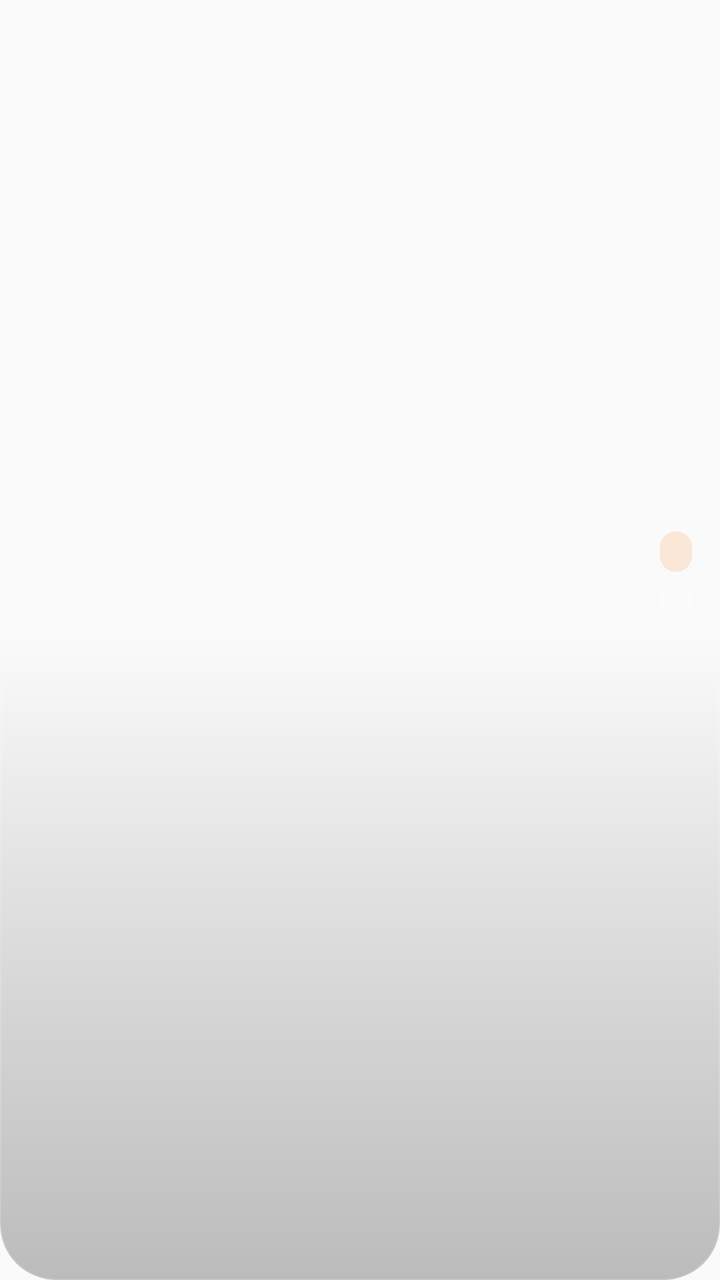
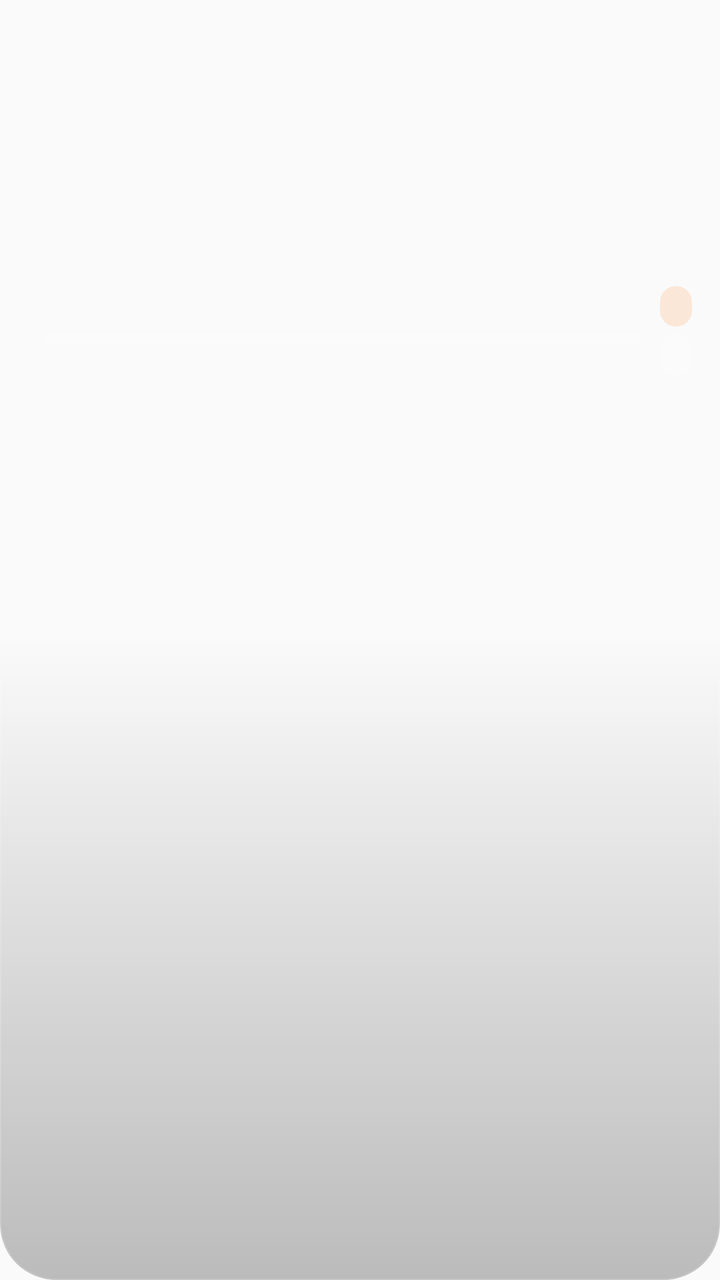

The first picture is an Android layout as it rendered before a commit; the second is the same layout after the commit. The layout source and the unified diff follow.
<!-- AndroidManifest.xml: application theme Theme.Waktiva -->
<!-- res/layout/widget_prayer_log.xml -->
<?xml version="1.0" encoding="utf-8"?>
<FrameLayout xmlns:android="http://schemas.android.com/apk/res/android"
    android:id="@android:id/background"
    android:layout_width="match_parent"
    android:layout_height="match_parent"
    android:background="@drawable/widget_clip"
    android:clipToOutline="true">

    <ImageView
        android:id="@+id/widget_bg"
        android:layout_width="match_parent"
        android:layout_height="match_parent"
        android:scaleType="fitXY" />

    <ImageView
        android:layout_width="match_parent"
        android:layout_height="match_parent"
        android:scaleType="fitXY"
        android:src="@drawable/widget_sheen" />

    <LinearLayout
        android:id="@+id/widget_content"
        android:layout_width="match_parent"
        android:layout_height="match_parent"
        android:orientation="vertical"
        android:paddingStart="14dp"
        android:paddingTop="14dp"
        android:paddingEnd="14dp"
        android:paddingBottom="12dp">

        
        <LinearLayout
            android:layout_width="match_parent"
            android:layout_height="0dp"
            android:layout_weight="1"
            android:gravity="center_vertical"
            android:orientation="horizontal">

            <ImageView
                android:id="@+id/widget_log_medal"
                android:layout_width="wrap_content"
                android:layout_height="wrap_content"
                android:scaleType="fitCenter" />

            <LinearLayout
                android:layout_width="0dp"
                android:layout_height="wrap_content"
                android:layout_marginStart="8dp"
                android:layout_weight="1"
                android:orientation="vertical">

                <LinearLayout
                    android:layout_width="match_parent"
                    android:layout_height="wrap_content"
                    android:gravity="bottom"
                    android:orientation="horizontal">

                    <TextView
                        android:id="@+id/widget_log_level"
                        android:layout_width="0dp"
                        android:layout_height="wrap_content"
                        android:layout_weight="1"
                        android:ellipsize="end"
                        android:fontFamily="@font/inter_medium"
                        android:maxLines="1"
                        android:shadowColor="#40000000"
                        android:shadowDy="1"
                        android:shadowRadius="6"
                        android:textColor="#FFFFFFFF"
                        android:textSize="15sp"
                        android:textStyle="bold" />

                    <TextView
                        android:id="@+id/widget_log_xp"
                        android:layout_width="wrap_content"
                        android:layout_height="wrap_content"
                        android:fontFamily="@font/inter_medium"
                        android:fontFeatureSettings="tnum"
                        android:maxLines="1"
                        android:textColor="#FFFFD54F"
                        android:textSize="12sp"
                        android:textStyle="bold" />
                </LinearLayout>

                <ProgressBar
                    android:id="@+id/widget_log_bar"
                    style="?android:attr/progressBarStyleHorizontal"
                    android:layout_width="match_parent"
                    android:layout_height="5dp"
                    android:layout_marginTop="5dp"
                    android:indeterminate="false"
                    android:max="1000"
                    android:maxHeight="5dp"
                    android:minHeight="5dp"
                    android:progressDrawable="@drawable/widget_xp_bar" />

                <TextView
                    android:id="@+id/widget_log_next"
                    android:layout_width="match_parent"
                    android:layout_height="wrap_content"
                    android:layout_marginTop="4dp"
                    android:ellipsize="end"
                    android:fontFamily="@font/inter_regular"
                    android:maxLines="1"
                    android:textColor="#B3FFFFFF"
                    android:textSize="11sp" />
            </LinearLayout>

            
            <LinearLayout
                android:layout_width="wrap_content"
                android:layout_height="wrap_content"
                android:layout_marginStart="10dp"
                android:gravity="end"
                android:orientation="vertical">

                <TextView
                    android:id="@+id/widget_log_streak"
                    android:layout_width="wrap_content"
                    android:layout_height="wrap_content"
                    android:background="@drawable/widget_chip_streak"
                    android:fontFamily="@font/inter_medium"
                    android:fontFeatureSettings="tnum"
                    android:maxLines="1"
                    android:paddingStart="8dp"
                    android:paddingTop="2dp"
                    android:paddingEnd="8dp"
                    android:paddingBottom="2dp"
                    android:textColor="#FFFDBA74"
                    android:textSize="12sp" />

                <TextView
                    android:id="@+id/widget_log_badges"
                    android:layout_width="wrap_content"
                    android:layout_height="wrap_content"
                    android:layout_marginTop="4dp"
                    android:background="@drawable/widget_chip"
                    android:fontFamily="@font/inter_medium"
                    android:fontFeatureSettings="tnum"
                    android:maxLines="1"
                    android:paddingStart="8dp"
                    android:paddingTop="2dp"
                    android:paddingEnd="8dp"
                    android:paddingBottom="2dp"
                    android:textColor="#D9FFFFFF"
                    android:textSize="12sp" />
            </LinearLayout>
        </LinearLayout>

        
        <LinearLayout
            android:id="@+id/widget_log_prayers"
            android:layout_width="match_parent"
            android:layout_height="58dp"
            android:layout_marginTop="8dp"
            android:orientation="horizontal" />
    </LinearLayout>

    
    <TextView
        android:id="@+id/widget_log_off"
        android:layout_width="match_parent"
        android:layout_height="match_parent"
        android:fontFamily="@font/inter_medium"
        android:gravity="center"
        android:padding="16dp"
        android:text="@string/widget_prayer_log_off"
        android:textColor="#CCFFFFFF"
        android:textSize="13sp"
        android:visibility="gone" />

    <include layout="@layout/widget_empty" />
</FrameLayout>
<!-- res/layout/widget_empty.xml (included above) -->
<?xml version="1.0" encoding="utf-8"?>
<LinearLayout xmlns:android="http://schemas.android.com/apk/res/android"
    android:id="@+id/widget_empty"
    android:layout_width="match_parent"
    android:layout_height="match_parent"
    android:gravity="center"
    android:orientation="vertical"
    android:padding="@dimen/widget_padding"
    android:visibility="gone">

    <ImageView
        android:layout_width="40dp"
        android:layout_height="40dp"
        android:src="@drawable/ic_launcher_foreground" />

    <TextView
        android:layout_width="wrap_content"
        android:layout_height="wrap_content"
        android:layout_marginTop="4dp"
        android:fontFamily="sans-serif-medium"
        android:gravity="center"
        android:text="@string/widget_empty"
        android:textColor="#B3FFFFFF"
        android:textSize="12sp" />

</LinearLayout>
<!-- resources referenced by this layout -->
<resources>
  <dimen name="widget_padding">16dp</dimen>
  <!-- drawable ic_launcher_foreground: vector/xml drawable (drawable, 3406 chars, omitted) -->
  <!-- drawable widget_chip (drawable) -->
  <?xml version="1.0" encoding="utf-8"?>
  <shape xmlns:android="http://schemas.android.com/apk/res/android"
      android:shape="rectangle">
      <solid android:color="#26FFFFFF" />
      <stroke android:width="0.5dp" android:color="#33FFFFFF" />
      <corners android:radius="999dp" />
  </shape>
  <!-- drawable widget_chip_streak (drawable) -->
  <?xml version="1.0" encoding="utf-8"?>
  <shape xmlns:android="http://schemas.android.com/apk/res/android"
      android:shape="rectangle">
      <solid android:color="#2EFB923C" />
      <corners android:radius="999dp" />
  </shape>
  <!-- drawable widget_clip (drawable) -->
  <?xml version="1.0" encoding="utf-8"?>
  <shape xmlns:android="http://schemas.android.com/apk/res/android"
      android:shape="rectangle">
      <corners android:radius="@dimen/widget_corner_radius" />
      <solid android:color="@android:color/transparent" />
  </shape>
  <!-- drawable widget_sheen (drawable) -->
  <?xml version="1.0" encoding="utf-8"?>
  <layer-list xmlns:android="http://schemas.android.com/apk/res/android">
      <item>
          <shape android:shape="rectangle">
              <gradient
                  android:angle="270"
                  android:startColor="#26FFFFFF"
                  android:centerColor="#00FFFFFF"
                  android:endColor="#00FFFFFF"
                  android:type="linear" />
              <corners android:radius="@dimen/widget_corner_radius" />
          </shape>
      </item>
      <item>
          <shape android:shape="rectangle">
              <gradient
                  android:angle="90"
                  android:startColor="#40000000"
                  android:centerColor="#00000000"
                  android:endColor="#00000000"
                  android:type="linear" />
              <corners android:radius="@dimen/widget_corner_radius" />
          </shape>
      </item>
      <item>
          <shape android:shape="rectangle">
              <stroke android:width="0.5dp" android:color="#24FFFFFF" />
              <corners android:radius="@dimen/widget_corner_radius" />
          </shape>
      </item>
  </layer-list>
  <!-- drawable widget_xp_bar (drawable) -->
  <?xml version="1.0" encoding="utf-8"?>
  <layer-list xmlns:android="http://schemas.android.com/apk/res/android">
      <item android:id="@android:id/background">
          <shape android:shape="rectangle">
              <corners android:radius="999dp" />
              <solid android:color="#33FFFFFF" />
          </shape>
      </item>
      <item android:id="@android:id/progress">
          <scale android:scaleWidth="100%">
              <shape android:shape="rectangle">
                  <corners android:radius="999dp" />
                  <gradient
                      android:angle="0"
                      android:endColor="#FFFFECB3"
                      android:centerColor="#FFFFD54F"
                      android:startColor="#FFE0A800" />
              </shape>
          </scale>
      </item>
  </layer-list>
  <string name="widget_empty">Open Waktiva to load prayer times</string>
  <string name="widget_prayer_log_off">Turn on the prayer log in Settings</string>
  <style name="Theme.Waktiva" parent="Theme.AppCompat.DayNight.NoActionBar" />
  <dimen name="widget_corner_radius">22dp</dimen>
</resources>

<!-- the commit's change to res/layout/widget_prayer_log.xml (unified diff, before → after) -->
@@ -39,7 +39,9 @@
             <ImageView
                 android:id="@+id/widget_log_medal"
                 android:layout_width="wrap_content"
-                android:layout_height="wrap_content"
+                android:layout_height="match_parent"
+                android:adjustViewBounds="true"
+                android:maxHeight="60dp"
                 android:scaleType="fitCenter" />
 
             <LinearLayout
@@ -151,8 +153,9 @@
         <LinearLayout
             android:id="@+id/widget_log_prayers"
             android:layout_width="match_parent"
-            android:layout_height="58dp"
+            android:layout_height="0dp"
             android:layout_marginTop="8dp"
+            android:layout_weight="1"
             android:orientation="horizontal" />
     </LinearLayout>
 
